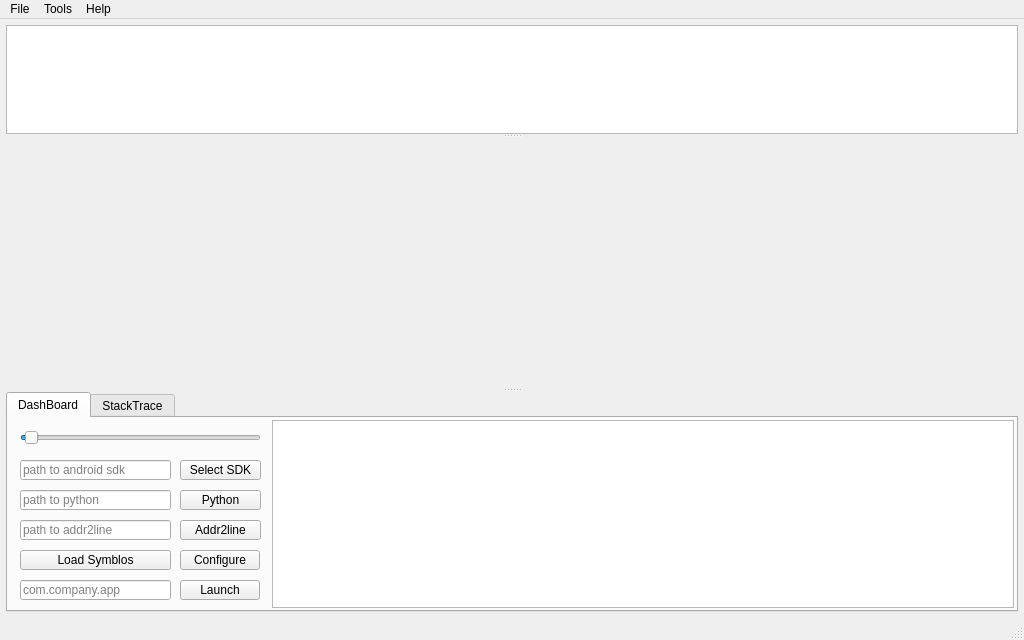
The window that mainwindow.ui (Tencent/loli_profiler) describes before a commit, drawn with Qt 5.
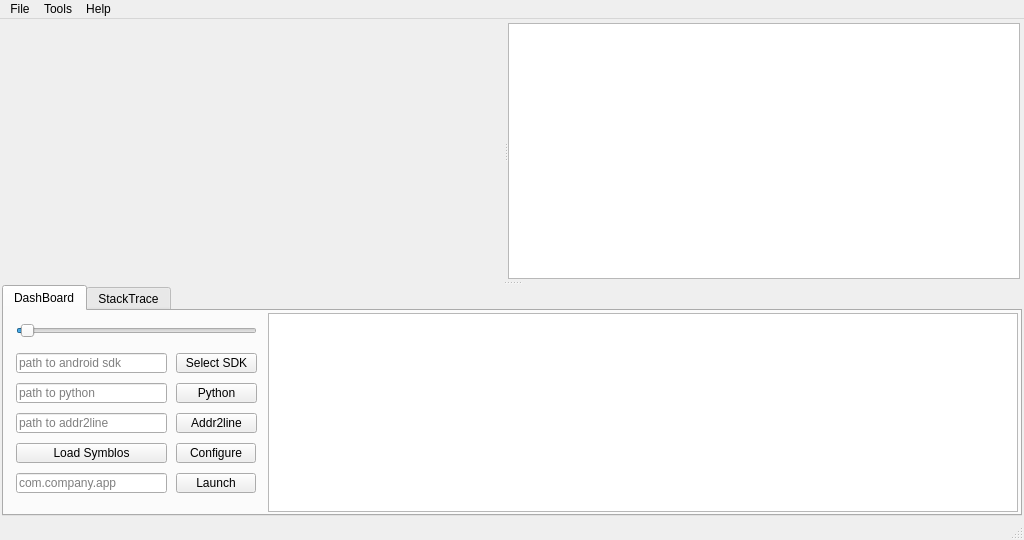
The same window after the commit. Icons and pictures are not drawn.

```diff
--- a/mainwindow.ui
+++ b/mainwindow.ui
@@ -7,13 +7,13 @@
     <x>0</x>
     <y>0</y>
     <width>1024</width>
-    <height>640</height>
+    <height>540</height>
    </rect>
   </property>
   <property name="minimumSize">
    <size>
     <width>1024</width>
-    <height>640</height>
+    <height>540</height>
    </size>
   </property>
   <property name="windowTitle">
@@ -25,33 +25,101 @@
   </property>
   <widget class="QWidget" name="centralWidget">
    <layout class="QVBoxLayout" name="verticalLayout_2">
+    <property name="spacing">
+     <number>2</number>
+    </property>
     <property name="leftMargin">
-     <number>6</number>
+     <number>2</number>
     </property>
     <property name="topMargin">
-     <number>6</number>
+     <number>2</number>
     </property>
     <property name="rightMargin">
-     <number>6</number>
+     <number>2</number>
     </property>
     <property name="bottomMargin">
-     <number>6</number>
+     <number>2</number>
     </property>
     <item>
-     <widget class="QSplitter" name="splitter_2">
+     <widget class="QSplitter" name="main_splitter">
       <property name="orientation">
        <enum>Qt::Vertical</enum>
       </property>
+      <property name="childrenCollapsible">
+       <bool>false</bool>
+      </property>
+      <widget class="QWidget" name="upperWidget" native="true">
+       <property name="sizePolicy">
+        <sizepolicy hsizetype="Preferred" vsizetype="Preferred">
+         <horstretch>0</horstretch>
+         <verstretch>0</verstretch>
+        </sizepolicy>
+       </property>
+       <property name="minimumSize">
+        <size>
+         <width>0</width>
+         <height>260</height>
+        </size>
+       </property>
+       <layout class="QVBoxLayout" name="verticalLayout">
+        <property name="spacing">
+         <number>2</number>
+        </property>
+        <property name="leftMargin">
+         <number>2</number>
+        </property>
+        <property name="topMargin">
+         <number>2</number>
+        </property>
+        <property name="rightMargin">
+         <number>2</number>
+        </property>
+        <property name="bottomMargin">
+         <number>2</number>
+        </property>
+        <item>
+         <widget class="QSplitter" name="upper_splitter">
+          <property name="orientation">
+           <enum>Qt::Horizontal</enum>
+          </property>
+          <property name="childrenCollapsible">
+           <bool>false</bool>
+          </property>
+          <widget class="QWidget" name="chartWidget" native="true">
+           <property name="minimumSize">
+            <size>
+             <width>500</width>
+             <height>0</height>
+            </size>
+           </property>
+           <layout class="QVBoxLayout" name="verticalLayout_6">
+            <property name="spacing">
+             <number>2</number>
+            </property>
+            <property name="leftMargin">
+             <number>2</number>
+            </property>
+            <property name="topMargin">
+             <number>2</number>
+            </property>
+            <property name="rightMargin">
+             <number>2</number>
+            </property>
+            <property name="bottomMargin">
+             <number>2</number>
+            </property>
+           </layout>
+          </widget>
       <widget class="QGraphicsView" name="screenshotGraphicsView">
        <property name="sizePolicy">
-        <sizepolicy hsizetype="Expanding" vsizetype="Expanding">
+            <sizepolicy hsizetype="Minimum" vsizetype="Expanding">
          <horstretch>0</horstretch>
          <verstretch>0</verstretch>
         </sizepolicy>
        </property>
        <property name="minimumSize">
         <size>
-         <width>0</width>
+             <width>300</width>
          <height>100</height>
         </size>
        </property>
@@ -59,39 +127,8 @@
         <string>Screenshots</string>
        </property>
       </widget>
-      <widget class="QSplitter" name="splitter">
-       <property name="orientation">
-        <enum>Qt::Vertical</enum>
-       </property>
-       <widget class="QWidget" name="chartWidget" native="true">
-        <property name="sizePolicy">
-         <sizepolicy hsizetype="Preferred" vsizetype="Preferred">
-          <horstretch>0</horstretch>
-          <verstretch>0</verstretch>
-         </sizepolicy>
-        </property>
-        <property name="minimumSize">
-         <size>
-          <width>0</width>
-          <height>250</height>
-         </size>
-        </property>
-        <layout class="QVBoxLayout" name="verticalLayout">
-         <property name="spacing">
-          <number>0</number>
-         </property>
-         <property name="leftMargin">
-          <number>2</number>
-         </property>
-         <property name="topMargin">
-          <number>2</number>
-         </property>
-         <property name="rightMargin">
-          <number>2</number>
-         </property>
-         <property name="bottomMargin">
-          <number>2</number>
-         </property>
+         </widget>
+        </item>
         </layout>
        </widget>
        <widget class="QTabWidget" name="tabWidget">
@@ -358,7 +395,7 @@
            <number>2</number>
           </property>
           <item>
-           <widget class="QSplitter" name="splitter_3">
+          <widget class="QSplitter" name="lower_splitter">
             <property name="orientation">
              <enum>Qt::Horizontal</enum>
             </property>
@@ -606,7 +643,6 @@
            </widget>
           </item>
          </layout>
-        </widget>
        </widget>
       </widget>
      </widget>
```
Lines whose indentation alone changed are shown as unchanged.
